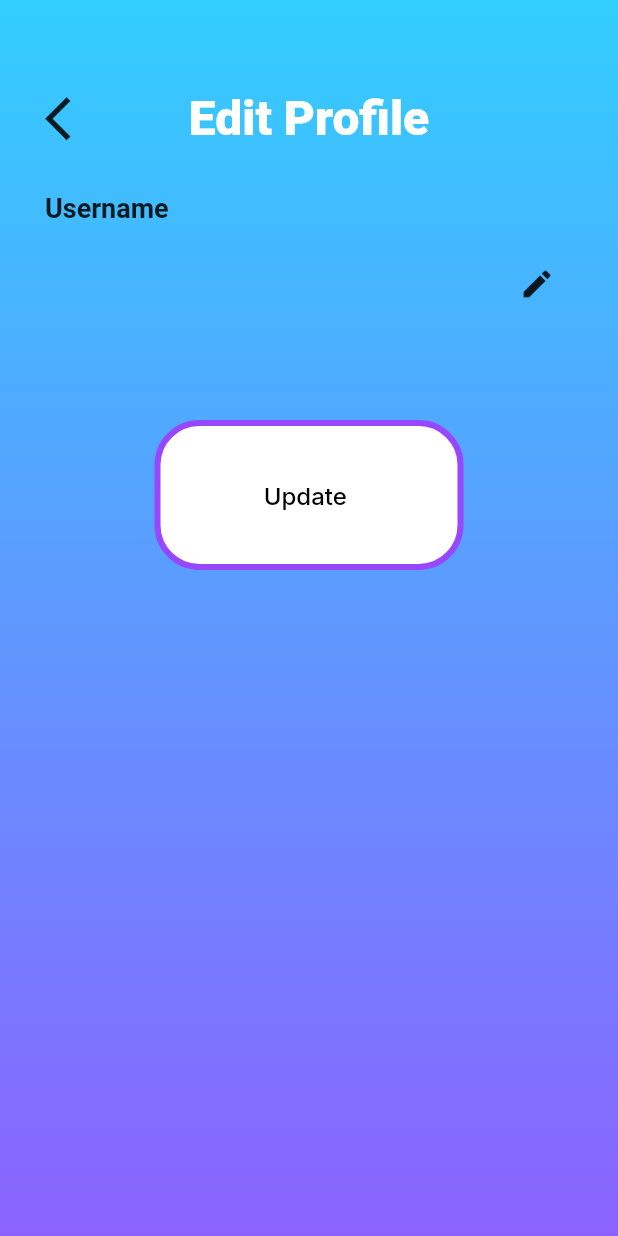
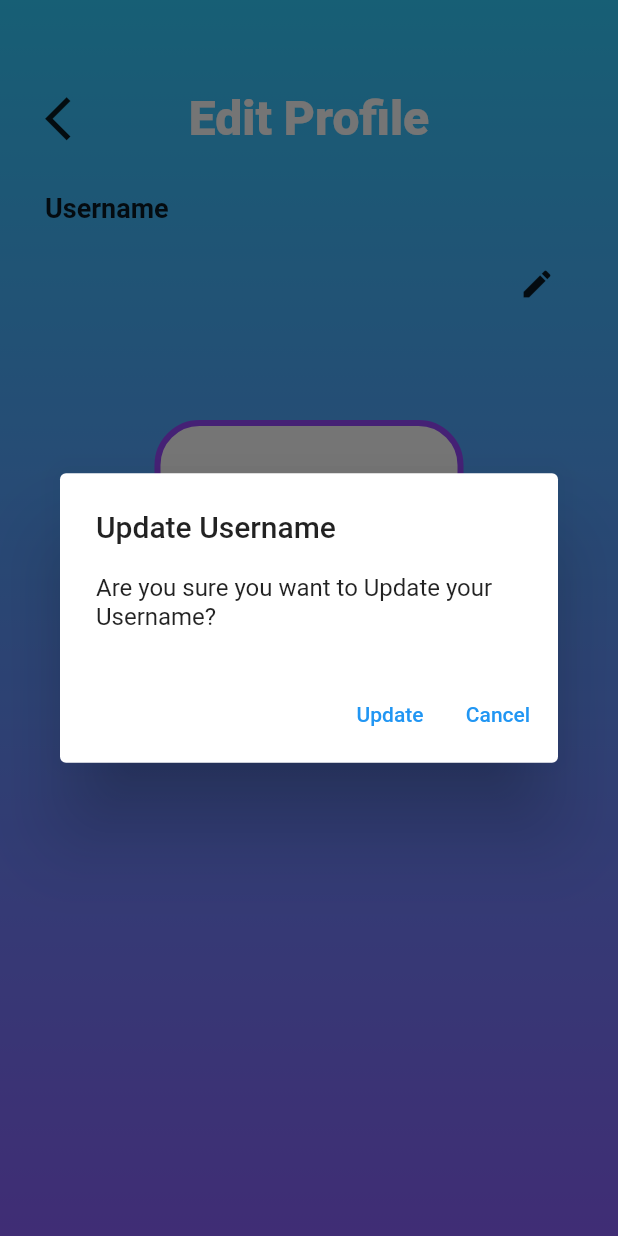
Before and after one commit to k1tsanapong/linguaotter, a Flutter app: the EditProfile screen opened by its route, after a tap on "Update", on a phone screen of 412 x 824 dp. Run offline on Flutter 3.47's test engine with Material 2 defaults, Android fonts, the phone set to English and light mode, and no system bars; our stand-ins replace cloud_firestore, firebase_auth, firebase_core, google_fonts, google_sign_in; accounts and stored records are empty.

Commit message:
Edit Profile AlertDialog

```diff
--- a/lib/pages/edit_profile.dart
+++ b/lib/pages/edit_profile.dart
@@ -17,14 +17,11 @@ class EditProfile extends StatefulWidget {
 }
 
 class _EditProfileState extends State<EditProfile> {
-
   TextEditingController usernameController = TextEditingController();
   TextEditingController emailController = TextEditingController();
 
-
   User user = FirebaseAuth.instance.currentUser!;
   final FirebaseFirestore db = FirebaseFirestore.instance;
-
 
   @override
   void initState() {
@@ -35,7 +32,6 @@ class _EditProfileState extends State<EditProfile> {
 
   @override
   Widget build(BuildContext context) {
-
     String? fullNameInside = user.displayName;
     // String? emailInside = user.email;
 
@@ -73,12 +69,21 @@ class _EditProfileState extends State<EditProfile> {
                 //   textController: emailController,
                 // ),
 
-
                 const SizedBox(height: 40.0),
-                BoxButton(textDisplay: 'Update', widthButton: 2.0,
-                  run: ()
-                  async {
-
+                BoxButton(
+                  textDisplay: 'Update',
+                  widthButton: 2.0,
+                  run: () {
+                    showDialog(
+                      context: context,
+                      builder: (BuildContext context) {
+                        return AlertDialog(
+                          title: const Text('Update Username'),
+                          content: const Text(
+                              'Are you sure you want to Update your Username?'),
+                          actions: [
+                            TextButton(
+                              onPressed: () async {
                                 print("""Testkim :
 
                       usernameController = ${usernameController.text.trim()}
@@ -87,17 +92,24 @@ class _EditProfileState extends State<EditProfile> {
 
                       """);
 
-                    await user.updateDisplayName(usernameController.text.trim());
+                                await user.updateDisplayName(
+                                    usernameController.text.trim());
                                 // await user.updateEmail(emailController.text.trim());
                                 await user.reload();
 
-                    await db.collection("users").doc(user.uid).update({
-                      "fullName": usernameController.text.trim(), // Full Name I will edit later
+                                await db
+                                    .collection("users")
+                                    .doc(user.uid)
+                                    .update({
+                                  "fullName": usernameController.text
+                                      .trim(), // Full Name I will edit later
                                   // "email": emailController.text.trim(),
                                 }).then((value) {
                                   print("Update user successful.");
-                      showSnackBar(context, "Update user successful.");
-                      Navigator.of(context).pushNamedAndRemoveUntil('/', (Route<dynamic> route) => false);
+                                  showSnackBar(
+                                      context, "Update user successful.");
+                                  Navigator.of(context).pushNamedAndRemoveUntil(
+                                      '/', (Route<dynamic> route) => false);
                                 }).catchError((e) {
                                   print("""Error :
 
@@ -111,9 +123,25 @@ class _EditProfileState extends State<EditProfile> {
                                       "db error"); // Displaying the usual firebase error message
                                 });
                               },
-
+                              child: const Text(
+                                'Update',
+                                style: TextStyle(
+                                  // color: Colors.red,
                                 ),
-
+                              ),
+                            ),
+                            TextButton(
+                              onPressed: () {
+                                Navigator.of(context).pop();
+                              },
+                              child: const Text('Cancel'),
+                            ),
+                          ],
+                        );
+                      },
+                    );
+                  },
+                ),
               ],
             )),
       ],
@@ -153,7 +181,9 @@ class _ProfileRowState extends State<ProfileRow> {
             fontWeight: FontWeight.bold,
           ),
         ),
-        const SizedBox(height: 10,),
+        const SizedBox(
+          height: 10,
+        ),
         Row(
           mainAxisAlignment: MainAxisAlignment.start,
           children: [
@@ -163,7 +193,6 @@ class _ProfileRowState extends State<ProfileRow> {
                   child: Padding(
                     padding: const EdgeInsets.only(right: 15.0),
                     child: Container(
-
                       decoration: BoxDecoration(
                         color: Colors.white,
                         borderRadius: BorderRadius.circular(12),
@@ -175,7 +204,8 @@ class _ProfileRowState extends State<ProfileRow> {
                       child: TextFormField(
                         // obscureText: setobscureText ?? false,
                         controller: widget.textController,
-                        style: const TextStyle(color: Colors.black, fontSize: 18.0),
+                        style: const TextStyle(
+                            color: Colors.black, fontSize: 18.0),
                         decoration: InputDecoration(
                           border: InputBorder.none,
                           contentPadding: const EdgeInsets.all(20),
@@ -185,7 +215,8 @@ class _ProfileRowState extends State<ProfileRow> {
                   )),
               IconButton(
                 onPressed: () {
-                  print("After Controller = ${widget.textController.text.trim()}");
+                  print(
+                      "After Controller = ${widget.textController.text.trim()}");
 
                   setState(() {
                     isEditing = false;
@@ -199,7 +230,10 @@ class _ProfileRowState extends State<ProfileRow> {
               Expanded(
                 flex: 4,
                 child: Container(
-                  margin: const EdgeInsets.only(right: 20,top: 20.0,bottom: 20.0), // Adjust the margin as needed
+                  margin: const EdgeInsets.only(
+                      right: 20,
+                      top: 20.0,
+                      bottom: 20.0), // Adjust the margin as needed
                   child: Text(
                     widget.value,
                     style: const TextStyle(fontSize: 18.0),
@@ -208,8 +242,8 @@ class _ProfileRowState extends State<ProfileRow> {
               ),
               IconButton(
                 onPressed: () {
-
-                  print("Before Controller = ${widget.textController.text.trim()}");
+                  print(
+                      "Before Controller = ${widget.textController.text.trim()}");
 
                   setState(() {
                     isEditing = true;
```
Also changed, not shown: 12 other files. Lines whose indentation alone changed are shown as unchanged.
